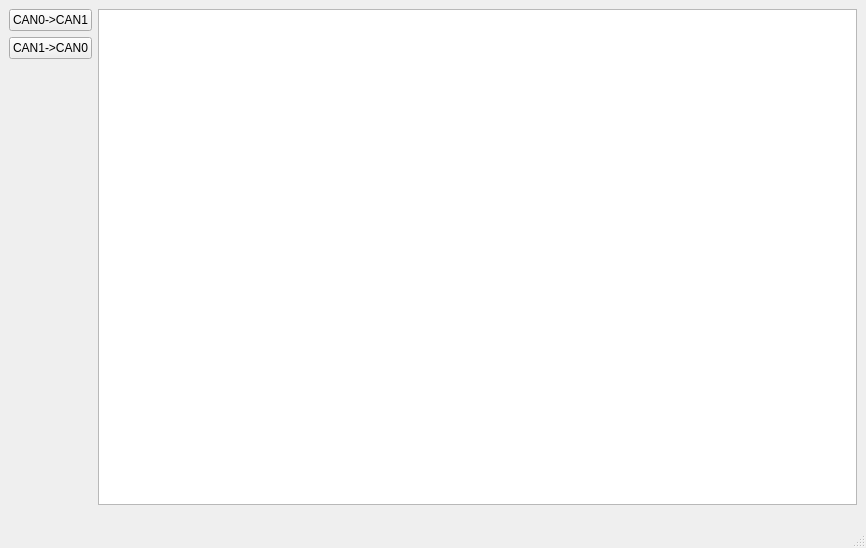
The window that ui/main.ui (SunshadeCorp/can-service) describes before a commit, drawn with Qt 5.
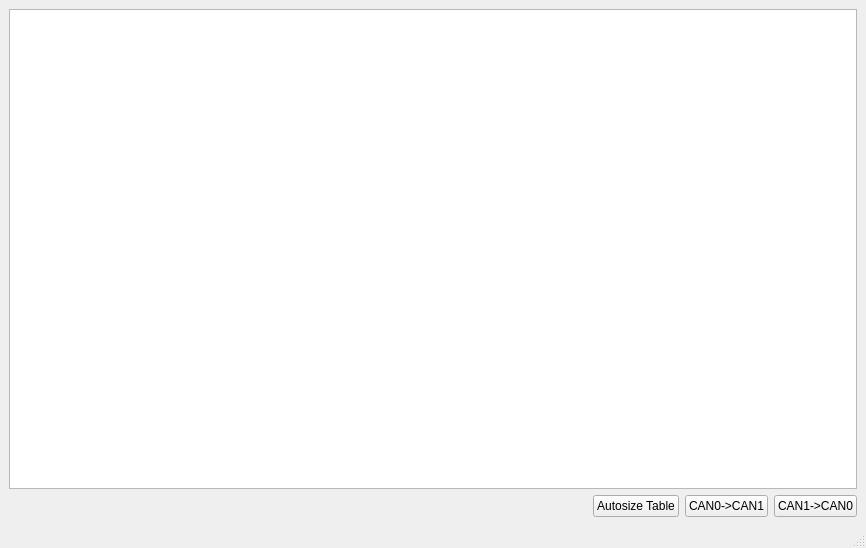
The same window after the commit.

Commit message: fix thread start and stop

Patch:
```diff
--- a/ui/main.ui
+++ b/ui/main.ui
@@ -15,11 +15,28 @@
   </property>
   <widget class="QWidget" name="centralwidget">
    <layout class="QGridLayout" name="gridLayout">
-    <item row="0" column="1">
-     <widget class="QTableWidget" name="tableWidgetMessages"/>
+    <item row="1" column="0">
+     <spacer name="horizontalSpacer">
+      <property name="orientation">
+       <enum>Qt::Horizontal</enum>
+      </property>
+      <property name="sizeHint" stdset="0">
+       <size>
+        <width>40</width>
+        <height>20</height>
+       </size>
+      </property>
+     </spacer>
     </item>
-    <item row="0" column="0" rowspan="3">
-     <layout class="QVBoxLayout" name="verticalLayout">
+    <item row="1" column="1">
+     <layout class="QHBoxLayout" name="horizontalLayout">
+      <item>
+       <widget class="QPushButton" name="pushButtonAutosize">
+        <property name="text">
+         <string>Autosize Table</string>
+        </property>
+       </widget>
+      </item>
       <item>
        <widget class="QPushButton" name="pushButtonCan0ToCan1">
         <property name="text">
@@ -34,21 +51,11 @@
         </property>
        </widget>
       </item>
-      <item>
-       <spacer name="verticalSpacer">
-        <property name="orientation">
-         <enum>Qt::Vertical</enum>
-        </property>
-        <property name="sizeHint" stdset="0">
-         <size>
-          <width>20</width>
-          <height>40</height>
-         </size>
-        </property>
-       </spacer>
-      </item>
      </layout>
     </item>
+    <item row="0" column="0" colspan="2">
+     <widget class="QTableWidget" name="tableWidgetMessages"/>
+    </item>
    </layout>
   </widget>
   <widget class="QMenuBar" name="menubar">
```
The commit also changes 1 other file.
